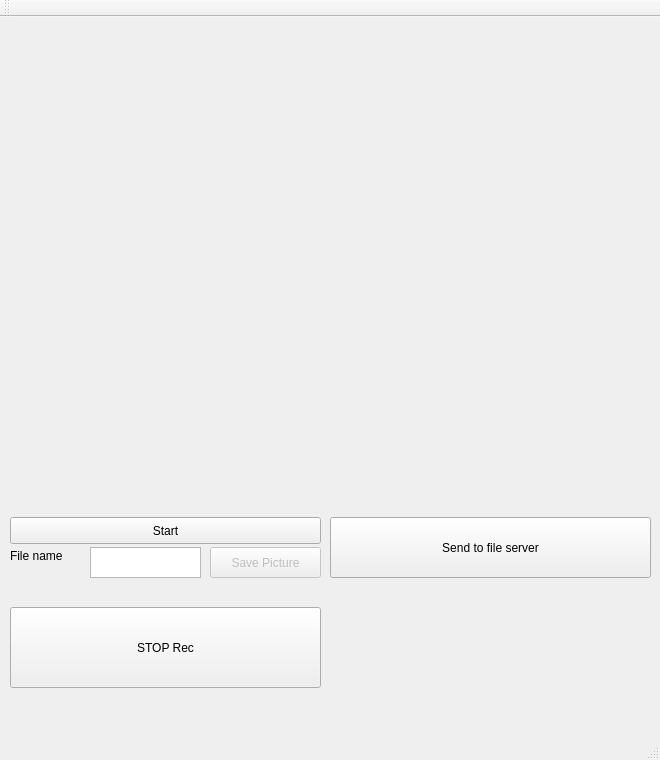
The window that mainwindow.ui (frank71726/uvc_v4l2_http_ffmpeg_QtVersion) describes before a commit, drawn with Qt 5.
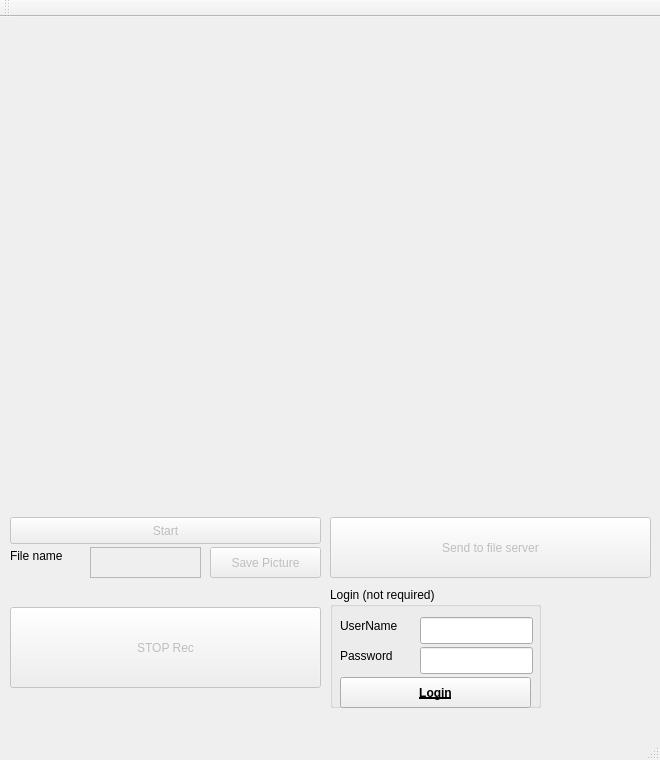
The same window after the commit.

Commit message: frank - adding login function

What changed in the file:
```diff
--- a/mainwindow.ui
+++ b/mainwindow.ui
@@ -31,6 +31,9 @@
     </property>
    </widget>
    <widget class="QPushButton" name="PlayBut">
+    <property name="enabled">
+     <bool>false</bool>
+    </property>
     <property name="geometry">
      <rect>
       <x>10</x>
@@ -44,6 +47,9 @@
     </property>
    </widget>
    <widget class="QTextEdit" name="NameEdit">
+    <property name="enabled">
+     <bool>false</bool>
+    </property>
     <property name="geometry">
      <rect>
       <x>90</x>
@@ -83,6 +89,9 @@
     </property>
    </widget>
    <widget class="QPushButton" name="actionRecord">
+    <property name="enabled">
+     <bool>false</bool>
+    </property>
     <property name="geometry">
      <rect>
       <x>10</x>
@@ -117,7 +126,10 @@
      <string/>
     </property>
    </widget>
-   <widget class="QPushButton" name="pushButton">
+   <widget class="QPushButton" name="FileSend">
+    <property name="enabled">
+     <bool>false</bool>
+    </property>
     <property name="geometry">
      <rect>
       <x>330</x>
@@ -130,6 +142,94 @@
      <string>Send to file server</string>
     </property>
    </widget>
+   <widget class="QGroupBox" name="groupBox">
+    <property name="geometry">
+     <rect>
+      <x>330</x>
+      <y>570</y>
+      <width>211</width>
+      <height>121</height>
+     </rect>
+    </property>
+    <property name="title">
+     <string>Login (not required)</string>
+    </property>
+    <property name="checkable">
+     <bool>false</bool>
+    </property>
+    <widget class="QLabel" name="label_4">
+     <property name="geometry">
+      <rect>
+       <x>10</x>
+       <y>30</y>
+       <width>68</width>
+       <height>17</height>
+      </rect>
+     </property>
+     <property name="text">
+      <string>UserName</string>
+     </property>
+    </widget>
+    <widget class="QLabel" name="label_5">
+     <property name="geometry">
+      <rect>
+       <x>10</x>
+       <y>60</y>
+       <width>68</width>
+       <height>17</height>
+      </rect>
+     </property>
+     <property name="text">
+      <string>Password</string>
+     </property>
+    </widget>
+    <widget class="QLineEdit" name="usr">
+     <property name="geometry">
+      <rect>
+       <x>90</x>
+       <y>30</y>
+       <width>113</width>
+       <height>27</height>
+      </rect>
+     </property>
+    </widget>
+    <widget class="QLineEdit" name="pw">
+     <property name="geometry">
+      <rect>
+       <x>90</x>
+       <y>60</y>
+       <width>113</width>
+       <height>27</height>
+      </rect>
+     </property>
+     <property name="inputMethodHints">
+      <set>Qt::ImhHiddenText|Qt::ImhNoAutoUppercase|Qt::ImhNoPredictiveText|Qt::ImhSensitiveData</set>
+     </property>
+     <property name="echoMode">
+      <enum>QLineEdit::Password</enum>
+     </property>
+    </widget>
+    <widget class="QPushButton" name="login">
+     <property name="geometry">
+      <rect>
+       <x>10</x>
+       <y>90</y>
+       <width>191</width>
+       <height>31</height>
+      </rect>
+     </property>
+     <property name="font">
+      <font>
+       <weight>75</weight>
+       <bold>true</bold>
+       <underline>true</underline>
+      </font>
+     </property>
+     <property name="text">
+      <string>Login</string>
+     </property>
+    </widget>
+   </widget>
   </widget>
   <widget class="QMenuBar" name="menuBar">
    <property name="geometry">
```
The commit also changes 8 other files.
